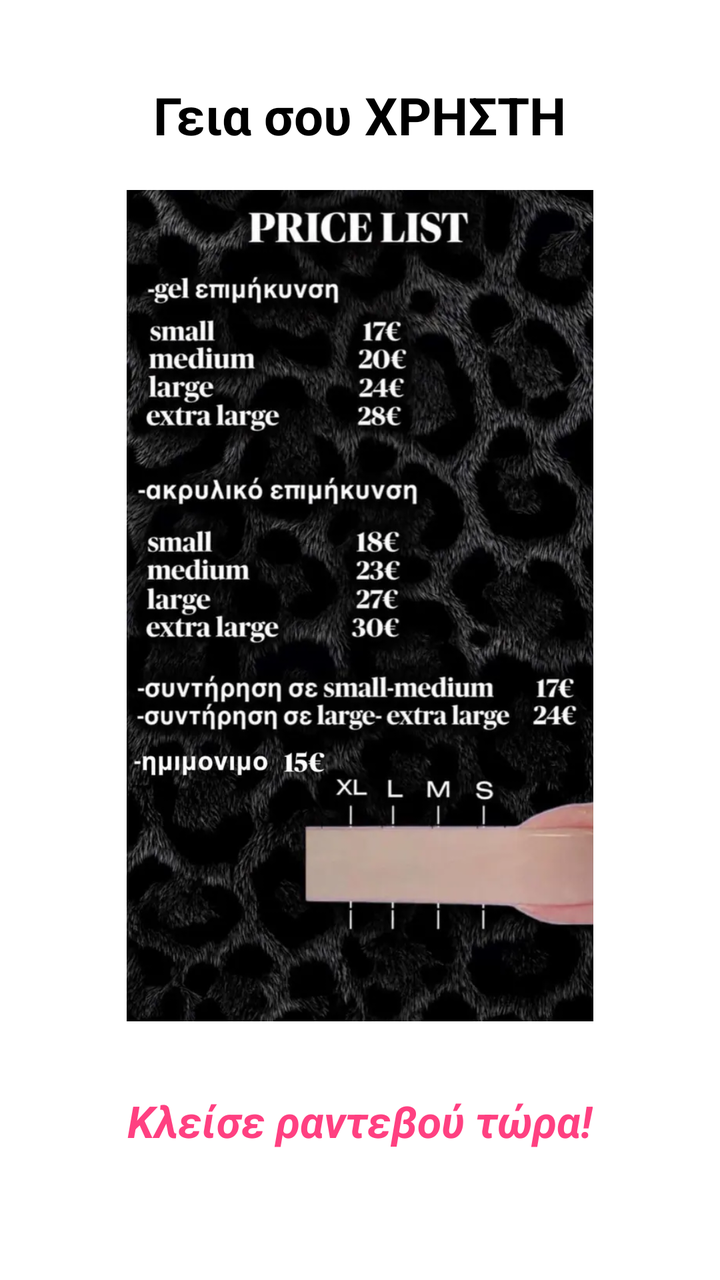
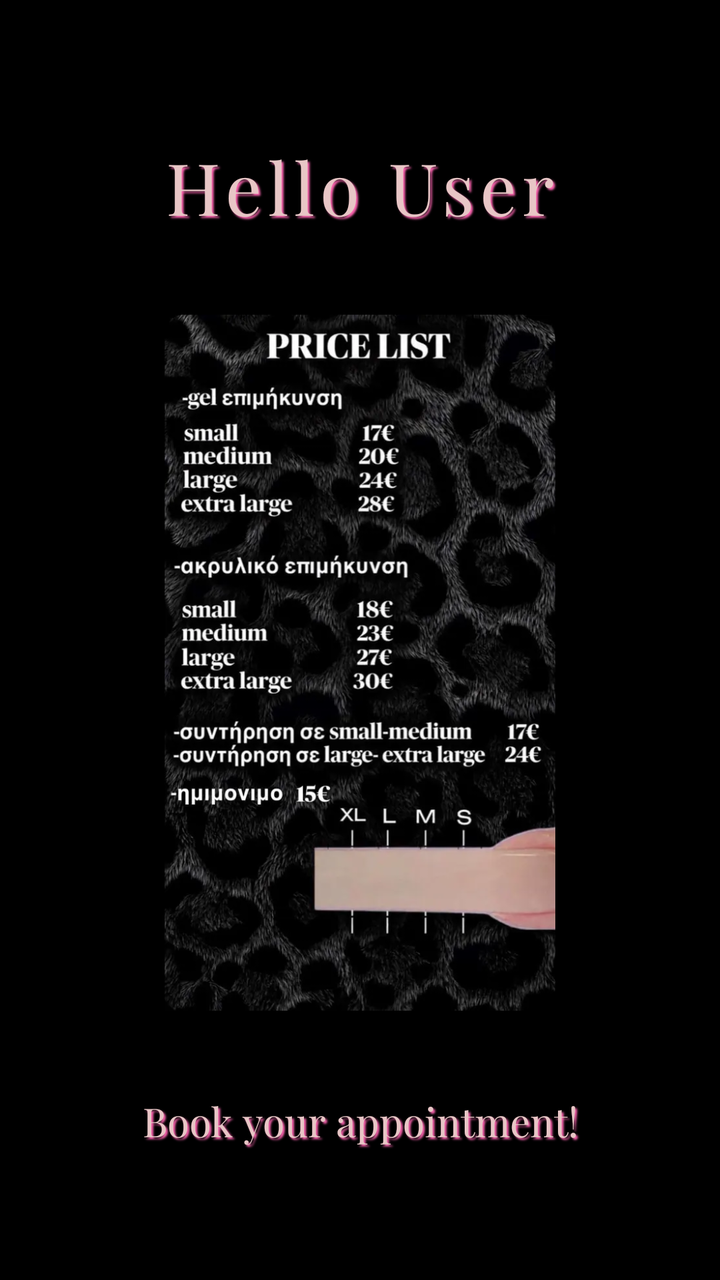

Compare the two renders of this Android layout. The source of the first and the diff that turns it into the second are given below.
<!-- AndroidManifest.xml: application theme Theme.Kalypsws_nails -->
<!-- res/layout/activity_home.xml -->
<?xml version="1.0" encoding="utf-8"?>
<LinearLayout xmlns:android="http://schemas.android.com/apk/res/android"
    android:layout_width="match_parent"
    android:layout_height="match_parent"
    android:orientation="vertical"
    android:gravity="center_horizontal"
    android:padding="20dp"
    android:background="@color/white"> <TextView
    android:id="@+id/tvGreeting"
    android:layout_width="wrap_content"
    android:layout_height="wrap_content"
    android:text="Γεια σου ΧΡΗΣΤΗ"
    android:textSize="26sp"
    android:textStyle="bold"
    android:textColor="#000000" android:fontFamily="sans-serif" android:layout_marginTop="20dp"
    android:layout_marginBottom="20dp" />

    <ImageView
        android:id="@+id/ivPriceList"
        android:layout_width="match_parent"
        android:layout_height="0dp"
        android:layout_weight="1"
        android:scaleType="fitCenter"
        android:src="@drawable/price_list"
        android:contentDescription="Τιμοκατάλογος Υπηρεσιών"
        android:layout_marginBottom="20dp" />

    <TextView
        android:id="@+id/tvBookAppointment"
        android:layout_width="wrap_content"
        android:layout_height="wrap_content"
        android:text="Κλείσε ραντεβού τώρα!"
        android:textSize="22sp"
        android:textStyle="bold|italic"
        android:textColor="#FF4081" android:fontFamily="sans-serif" android:padding="15dp"
        android:layout_marginBottom="30dp"
        android:background="?attr/selectableItemBackground"
        android:clickable="true"
        android:focusable="true" />

</LinearLayout>
<!-- resources referenced by this layout -->
<resources>
  <color name="white">#FFFFFF</color>
  <!-- drawable price_list: webp bitmap (drawable, 66560 bytes) -->
  <style name="Theme.Kalypsws_nails" parent="Base.Theme.Kalypsws_nails" />
  <style name="Base.Theme.Kalypsws_nails" parent="Theme.Material3.DayNight.NoActionBar">
          
          
      </style>
</resources>

<!-- the commit's change to res/layout/activity_home.xml (unified diff, before → after) -->
@@ -1,41 +1,70 @@
 <?xml version="1.0" encoding="utf-8"?>
-<LinearLayout xmlns:android="http://schemas.android.com/apk/res/android"
+<androidx.constraintlayout.widget.ConstraintLayout
+    xmlns:android="http://schemas.android.com/apk/res/android"
+    xmlns:app="http://schemas.android.com/apk/res-auto"
+    xmlns:tools="http://schemas.android.com/tools"
     android:layout_width="match_parent"
     android:layout_height="match_parent"
-    android:orientation="vertical"
-    android:gravity="center_horizontal"
-    android:padding="20dp"
-    android:background="@color/white"> <TextView
-    android:id="@+id/tvGreeting"
-    android:layout_width="wrap_content"
-    android:layout_height="wrap_content"
-    android:text="Γεια σου ΧΡΗΣΤΗ"
-    android:textSize="26sp"
-    android:textStyle="bold"
-    android:textColor="#000000" android:fontFamily="sans-serif" android:layout_marginTop="20dp"
-    android:layout_marginBottom="20dp" />
+    android:background="#000000">
+
+    <TextView
+        android:id="@+id/tvGreeting"
+        android:layout_width="match_parent"
+        android:layout_height="wrap_content"
+        android:layout_marginStart="32dp"
+        android:layout_marginEnd="32dp"
+        android:layout_marginTop="50dp"
+        android:padding="16dp"
+        android:text="Hello User"
+        android:textSize="36sp"
+        android:letterSpacing="0.08"
+        android:fontFamily="@font/font4"
+        android:textColor="#E8C6C6"
+        android:shadowColor="#FF66B2"
+        android:shadowDx="3"
+        android:shadowDy="3"
+        android:shadowRadius="2"
+        android:gravity="center"
+        app:layout_constraintEnd_toEndOf="parent"
+        app:layout_constraintStart_toStartOf="parent"
+        app:layout_constraintTop_toTopOf="parent" />
 
     <ImageView
         android:id="@+id/ivPriceList"
         android:layout_width="match_parent"
         android:layout_height="0dp"
-        android:layout_weight="1"
+        android:layout_marginTop="24dp"
+        android:layout_marginBottom="24dp"
         android:scaleType="fitCenter"
         android:src="@drawable/price_list"
         android:contentDescription="Τιμοκατάλογος Υπηρεσιών"
-        android:layout_marginBottom="20dp" />
+        app:layout_constraintBottom_toTopOf="@+id/tvBookAppointment"
+        app:layout_constraintEnd_toEndOf="parent"
+        app:layout_constraintStart_toStartOf="parent"
+        app:layout_constraintTop_toBottomOf="@+id/tvGreeting" />
 
     <TextView
         android:id="@+id/tvBookAppointment"
-        android:layout_width="wrap_content"
+        android:layout_width="match_parent"
         android:layout_height="wrap_content"
-        android:text="Κλείσε ραντεβού τώρα!"
-        android:textSize="22sp"
-        android:textStyle="bold|italic"
-        android:textColor="#FF4081" android:fontFamily="sans-serif" android:padding="15dp"
-        android:layout_marginBottom="30dp"
+        android:layout_marginStart="32dp"
+        android:layout_marginEnd="32dp"
+        android:layout_marginBottom="50dp"
+        android:padding="16dp"
+        android:text="Book your appointment!"
+        android:fontFamily="@font/font4"
+        android:textSize="20sp"
+        android:textColor="#E8C6C6"
+        android:shadowColor="#FF66B2"
+        android:shadowDx="3"
+        android:shadowDy="3"
+        android:shadowRadius="2"
+        android:gravity="center"
         android:background="?attr/selectableItemBackground"
         android:clickable="true"
-        android:focusable="true" />
+        android:focusable="true"
+        app:layout_constraintBottom_toBottomOf="parent"
+        app:layout_constraintEnd_toEndOf="parent"
+        app:layout_constraintStart_toStartOf="parent" />
 
-</LinearLayout>
+</androidx.constraintlayout.widget.ConstraintLayout>
<!-- resource entries referenced after the edit -->
@@ -1,6 +1,5 @@
 <!-- resources referenced by this layout -->
 <resources>
-  <color name="white">#FFFFFF</color>
   <!-- drawable price_list: webp bitmap (drawable, 66560 bytes) -->
   <style name="Theme.Kalypsws_nails" parent="Base.Theme.Kalypsws_nails" />
   <style name="Base.Theme.Kalypsws_nails" parent="Theme.Material3.DayNight.NoActionBar">
